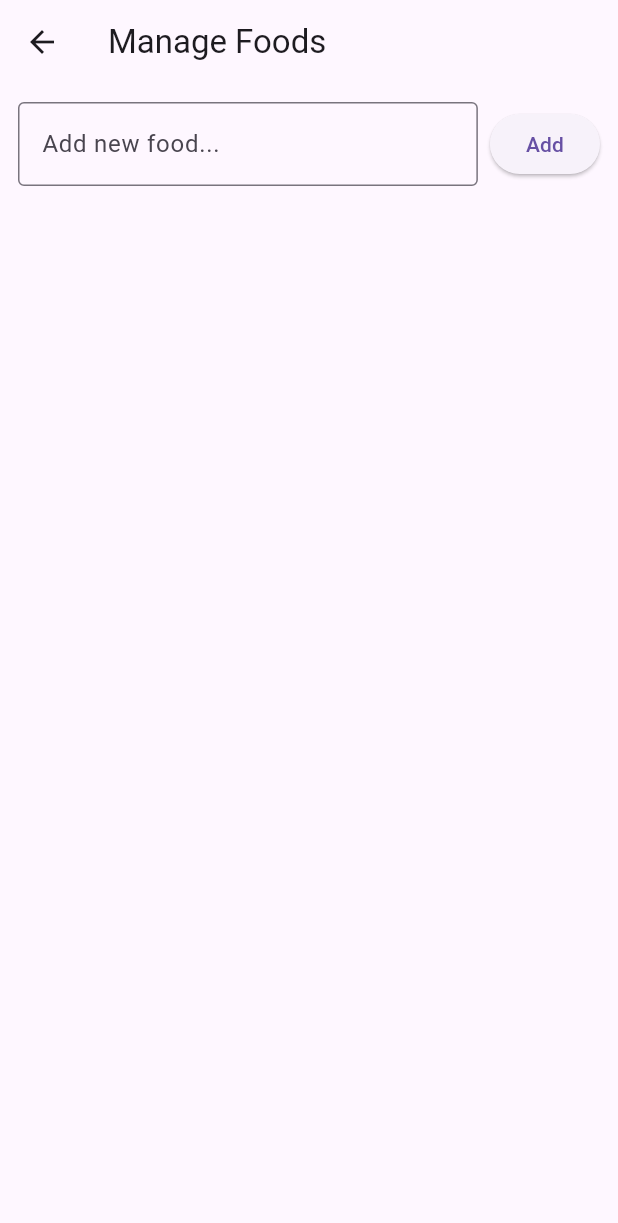
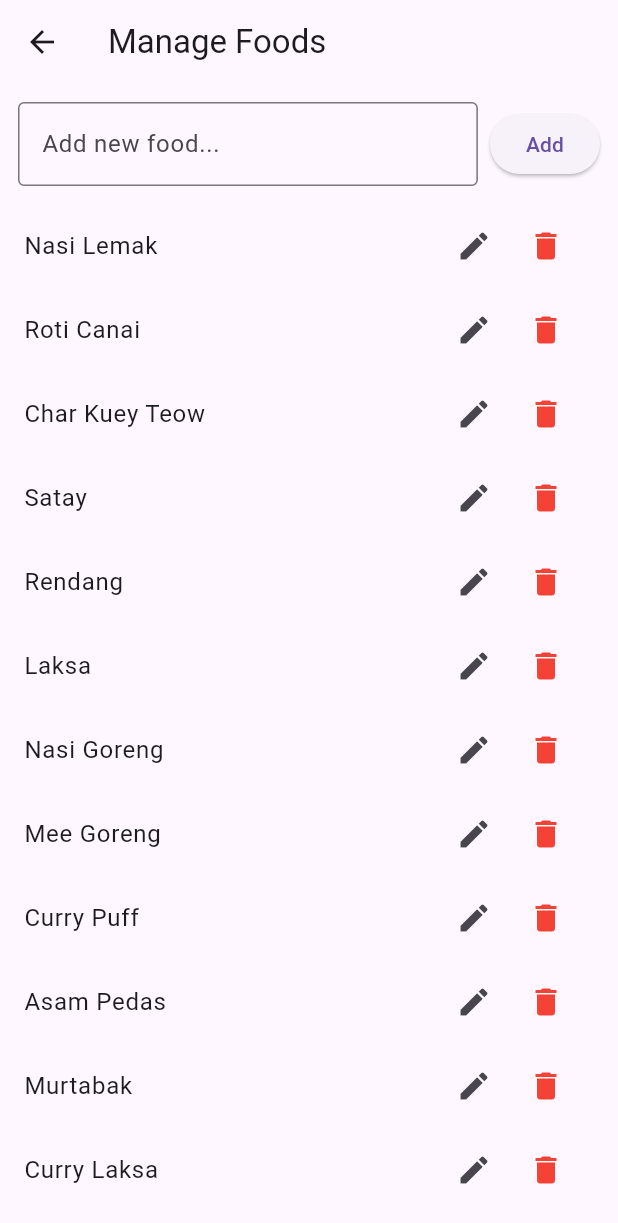
Before and after one commit to tfqnet/flutter-food-picker, a Flutter app: the screen it shows after launch, after a tap on "Pick Food", after a tap on the "list alt" icon, on a phone screen of 412 x 824 dp. Shown: the top 1223 px of the screen. Run offline on Flutter 3.47's test engine with Material 3 defaults, Android fonts, the phone set to English and light mode, and no system bars; our stand-ins replace google_mobile_ads, shared_preferences; network calls fail.

Commit message:
Complete AdMob integration and prepare for Play Store publishing
- Add real Android AdMob ad units for banner and interstitial ads
- Configure web compatibility (ads disabled on web platforms)
- Update app description and branding for MealSpin
- Create privacy policy for ad compliance
- Add Play Store publishing checklist and guidelines
- App ready for production with revenue-generating ads

```diff
--- /dev/null
+++ b/lib/ad_helper.dart
@@ -0,0 +1,45 @@
+import 'dart:io';
+import 'package:flutter/foundation.dart';
+
+class AdHelper {
+  // Real Ad Unit IDs for Android, Test IDs for iOS, Disable for Web
+  static String get bannerAdUnitId {
+    if (kIsWeb) {
+      return ''; // Web doesn't support AdMob
+    } else if (Platform.isAndroid) {
+      return 'ca-app-pub-5222428175679569/3241114031'; // Real Android banner
+    } else if (Platform.isIOS) {
+      return 'ca-app-pub-3940256099942544/2934735716'; // Test banner for iOS
+    } else {
+      throw UnsupportedError('Unsupported platform');
+    }
+  }
+
+  static String get interstitialAdUnitId {
+    if (kIsWeb) {
+      return ''; // Web doesn't support AdMob
+    } else if (Platform.isAndroid) {
+      return 'ca-app-pub-5222428175679569/9334914948'; // Real Android interstitial
+    } else if (Platform.isIOS) {
+      return 'ca-app-pub-3940256099942544/4411468910'; // Test interstitial for iOS
+    } else {
+      throw UnsupportedError('Unsupported platform');
+    }
+  }
+
+  static String get rewardedAdUnitId {
+    if (kIsWeb) {
+      return ''; // Web doesn't support AdMob
+    } else if (Platform.isAndroid) {
+      return 'ca-app-pub-3940256099942544/5224354917'; // Test rewarded for Android (not created yet)
+    } else if (Platform.isIOS) {
+      return 'ca-app-pub-3940256099942544/1712485313'; // Test rewarded for iOS
+    } else {
+      throw UnsupportedError('Unsupported platform');
+    }
+  }
+
+  static bool get isAdSupported {
+    return !kIsWeb; // Ads are only supported on mobile platforms
+  }
+}
--- a/lib/main.dart
+++ b/lib/main.dart
@@ -1,10 +1,20 @@
 import 'dart:async';
 import 'dart:math';
 import 'package:flutter/material.dart';
+import 'package:flutter/foundation.dart';
+import 'package:google_mobile_ads/google_mobile_ads.dart';
 import 'food_storage.dart';
 import 'manage_foods.dart';
+import 'ad_helper.dart';
 
 void main() {
+  WidgetsFlutterBinding.ensureInitialized();
+
+  // Only initialize AdMob on supported platforms (not web)
+  if (!kIsWeb) {
+    MobileAds.instance.initialize();
+  }
+
   runApp(const FoodPickerApp());
 }
 
@@ -30,12 +40,15 @@ class FoodPickerPage extends StatefulWidget {
 }
 
 class _FoodPickerPageState extends State<FoodPickerPage> {
+  /// Using defaults defined in ManageFoodsPage
   /// Default list if user has none saved yet
   static const List<String> _defaults = [
-    'Pizza', 'Burger', 'Sushi', 'Pasta', 'Ramen', 'Salad', 'Steak', 'Tacos'
+    'Nasi Lemak', 'Roti Canai', 'Char Kuey Teow', 'Satay', 'Rendang',
+    'Laksa', 'Nasi Goreng', 'Mee Goreng', 'Curry Puff', 'Asam Pedas',
+    'Murtabak', 'Curry Laksa', 'Rojak', 'Chicken Rice', 'Teh Tarik'
   ];
 
-  /// Icons used purely for the loading animation (don’t need to match the label)
+  /// Icons used purely for the loading animation (don't need to match the label)
   static const List<IconData> _cycleIcons = [
     Icons.local_pizza,
     Icons.fastfood,
@@ -51,7 +64,7 @@ class _FoodPickerPageState extends State<FoodPickerPage> {
 
   List<String> _foods = [];
   String? _lastFood;             // persisted last pick
-  String _displayedFood = 'Tap “Pick Food” to choose!';
+  String _displayedFood = 'Tap "Pick Food" to choose!';
   IconData _currentIcon = Icons.restaurant_menu;
 
   bool _isCycling = false;
@@ -60,10 +73,90 @@ class _FoodPickerPageState extends State<FoodPickerPage> {
   int _iconIndex = 0;
   int _labelIndex = 0;
 
+  // Ad related variables
+  BannerAd? _bannerAd;
+  bool _isBannerAdReady = false;
+  InterstitialAd? _interstitialAd;
+  bool _isInterstitialAdReady = false;
+  int _pickCount = 0; // Track picks to show interstitial ads
+
   @override
   void initState() {
     super.initState();
     _loadSavedData();
+
+    // Only load ads on supported platforms (Android/iOS, not web)
+    if (AdHelper.isAdSupported) {
+      _loadBannerAd();
+      _loadInterstitialAd();
+    }
+  }
+
+  void _loadBannerAd() {
+    if (!AdHelper.isAdSupported) return;
+
+    _bannerAd = BannerAd(
+      adUnitId: AdHelper.bannerAdUnitId,
+      request: const AdRequest(),
+      size: AdSize.banner,
+      listener: BannerAdListener(
+        onAdLoaded: (_) {
+          print('Banner ad loaded successfully');
+          setState(() {
+            _isBannerAdReady = true;
+          });
+        },
+        onAdFailedToLoad: (ad, err) {
+          print('Failed to load banner ad: ${err.message}');
+          print('Error code: ${err.code}');
+          _isBannerAdReady = false;
+          ad.dispose();
+        },
+      ),
+    );
+
+    _bannerAd!.load();
+  }
+
+  void _loadInterstitialAd() {
+    if (!AdHelper.isAdSupported) return;
+
+    InterstitialAd.load(
+      adUnitId: AdHelper.interstitialAdUnitId,
+      request: const AdRequest(),
+      adLoadCallback: InterstitialAdLoadCallback(
+        onAdLoaded: (InterstitialAd ad) {
+          print('Interstitial ad loaded successfully');
+          _interstitialAd = ad;
+          _isInterstitialAdReady = true;
+
+          _interstitialAd!.setImmersiveMode(true);
+        },
+        onAdFailedToLoad: (LoadAdError error) {
+          print('Interstitial ad failed to load: $error');
+          print('Error code: ${error.code}');
+          _interstitialAd = null;
+          _isInterstitialAdReady = false;
+        },
+      ),
+    );
+  }
+
+  void _showInterstitialAd() {
+    if (!AdHelper.isAdSupported || !_isInterstitialAdReady) {
+      if (!AdHelper.isAdSupported) {
+        print('Ads not supported on this platform');
+      } else {
+        print('Interstitial ad not ready');
+      }
+      return;
+    }
+
+    print('Showing interstitial ad');
+    _interstitialAd!.show();
+    _interstitialAd = null;
+    _isInterstitialAdReady = false;
+    _loadInterstitialAd(); // Load next ad
   }
 
   Future<void> _loadSavedData() async {
@@ -95,7 +188,7 @@ class _FoodPickerPageState extends State<FoodPickerPage> {
       });
     });
 
-    // Cycle LABELS through the user’s food list
+    // Cycle LABELS through the user's food list
     _labelTimer = Timer.periodic(const Duration(milliseconds: 120), (t) {
       setState(() {
         _displayedFood = _foods[_labelIndex];
@@ -125,48 +218,23 @@ class _FoodPickerPageState extends State<FoodPickerPage> {
       });
 
       FoodStorage.saveLastFood(choice);
+
+      // Increment pick count and show interstitial ad every 4 picks
+      _pickCount++;
+      if (_pickCount % 4 == 0) {
+        _showInterstitialAd();
+      }
     });
   }
 
-  void _showAddFoodDialog() {
-    final controller = TextEditingController();
-
-    showDialog(
-      context: context,
-      builder: (ctx) => AlertDialog(
-        title: const Text('Add Food'),
-        content: TextField(
-          controller: controller,
-          autofocus: true,
-          textInputAction: TextInputAction.done,
-          onSubmitted: (_) => _confirmAdd(controller),
-          decoration: const InputDecoration(
-            labelText: 'Food name',
-            border: OutlineInputBorder(),
-          ),
-        ),
-        actions: [
-          TextButton(onPressed: () => Navigator.pop(ctx), child: const Text('Cancel')),
-          ElevatedButton(onPressed: () => _confirmAdd(controller), child: const Text('Add')),
-        ],
-      ),
-    );
-  }
-
-  Future<void> _confirmAdd(TextEditingController c) async {
-    final text = c.text.trim();
-    if (text.isEmpty) return;
-    setState(() {
-      _foods.add(text);
-    });
-    await FoodStorage.saveFoodList(_foods);
-    if (mounted) Navigator.pop(context);
-  }
+  // Removed unused dialog methods since we're using ManageFoodsPage
 
   @override
   void dispose() {
     _iconTimer?.cancel();
     _labelTimer?.cancel();
+    _bannerAd?.dispose();
+    _interstitialAd?.dispose();
     super.dispose();
   }
 
@@ -194,7 +262,10 @@ class _FoodPickerPageState extends State<FoodPickerPage> {
     ),
   ],
 ),
-      body: Center(
+      body: Column(
+        children: [
+          Expanded(
+            child: Center(
               child: Column(
                 mainAxisAlignment: MainAxisAlignment.center,
                 children: [
@@ -224,8 +295,26 @@ class _FoodPickerPageState extends State<FoodPickerPage> {
                 ],
               ),
             ),
+          ),
+          // Banner Ad at bottom (only show on supported platforms)
+          if (_isBannerAdReady && AdHelper.isAdSupported)
+            Container(
+              alignment: Alignment.center,
+              width: _bannerAd!.size.width.toDouble(),
+              height: _bannerAd!.size.height.toDouble(),
+              child: AdWidget(ad: _bannerAd!),
+            ),
+        ],
+      ),
       floatingActionButton: FloatingActionButton(
-        onPressed: _isCycling ? null : _showAddFoodDialog,
+        onPressed: _isCycling ? null : () async {
+          await Navigator.push(
+            context,
+            MaterialPageRoute(builder: (_) => const ManageFoodsPage()),
+          );
+          // Reload list when returning
+          _loadSavedData();
+        },
         child: const Icon(Icons.add),
       ),
     );
--- a/lib/manage_foods.dart
+++ b/lib/manage_foods.dart
@@ -18,10 +18,17 @@ class _ManageFoodsPageState extends State<ManageFoodsPage> {
     _loadFoods();
   }
 
+  // Default Malaysian foods list
+  static const List<String> _defaults = [
+    'Nasi Lemak', 'Roti Canai', 'Char Kuey Teow', 'Satay', 'Rendang',
+    'Laksa', 'Nasi Goreng', 'Mee Goreng', 'Curry Puff', 'Asam Pedas',
+    'Murtabak', 'Curry Laksa', 'Rojak', 'Chicken Rice', 'Teh Tarik'
+  ];
+
   Future<void> _loadFoods() async {
     final foods = await FoodStorage.loadFoodList();
     setState(() {
-      _foods = foods;
+      _foods = foods.isEmpty ? List<String>.from(_defaults) : foods;
     });
   }
 
--- a/pubspec.yaml
+++ b/pubspec.yaml
@@ -1,5 +1,5 @@
 name: mealspin
-description: "A new Flutter project."
+description: "A fun food picker app that helps you decide what to eat with a spinning wheel animation. Choose from customizable food lists or use the default Malaysian cuisine options."
 # The following line prevents the package from being accidentally published to
 # pub.dev using `flutter pub publish`. This is preferred for private packages.
 publish_to: 'none' # Remove this line if you wish to publish to pub.dev
@@ -35,6 +35,7 @@ dependencies:
   # Use with the CupertinoIcons class for iOS style icons.
   cupertino_icons: ^1.0.8
   shared_preferences: ^2.2.3
+  google_mobile_ads: ^5.1.0
 
 dev_dependencies:
   flutter_test:
```
Also changed, not shown: pubspec.lock, 9 other files. Lines whose indentation alone changed are shown as unchanged.
